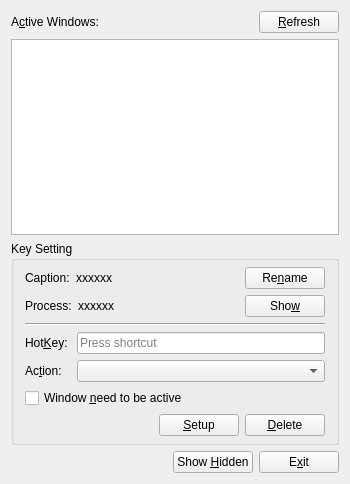
This is MainDialog.ui in Aoi-hosizora/BossKeyManager as Qt 5 draws it before an edit. The edited form follows.
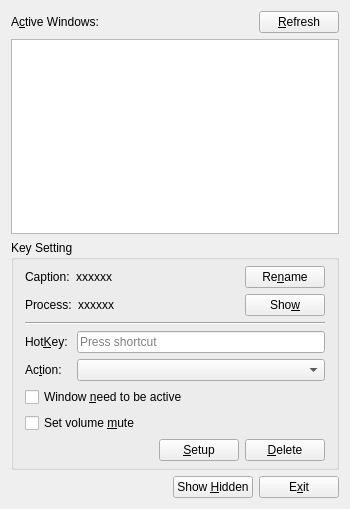
This is the edited form. Custom widgets are drawn as their Qt base class.

Commit message: Update SetMute & Add Mute UI Option

Diff of the .ui file:
```diff
--- a/MainDialog.ui
+++ b/MainDialog.ui
@@ -7,7 +7,7 @@
     <x>0</x>
     <y>0</y>
     <width>350</width>
-    <height>484</height>
+    <height>509</height>
    </rect>
   </property>
   <property name="minimumSize">
@@ -229,6 +229,13 @@
          </property>
         </widget>
        </item>
+       <item>
+        <widget class="QCheckBox" name="checkBox_Mute">
+         <property name="text">
+          <string>Set volume &amp;mute</string>
+         </property>
+        </widget>
+       </item>
        <item>
         <layout class="QHBoxLayout" name="horizontalLayout_3">
          <item>
```
Left out of the diff: 5 changed lines with no effect on the pictures. The commit also changes 5 other files.
